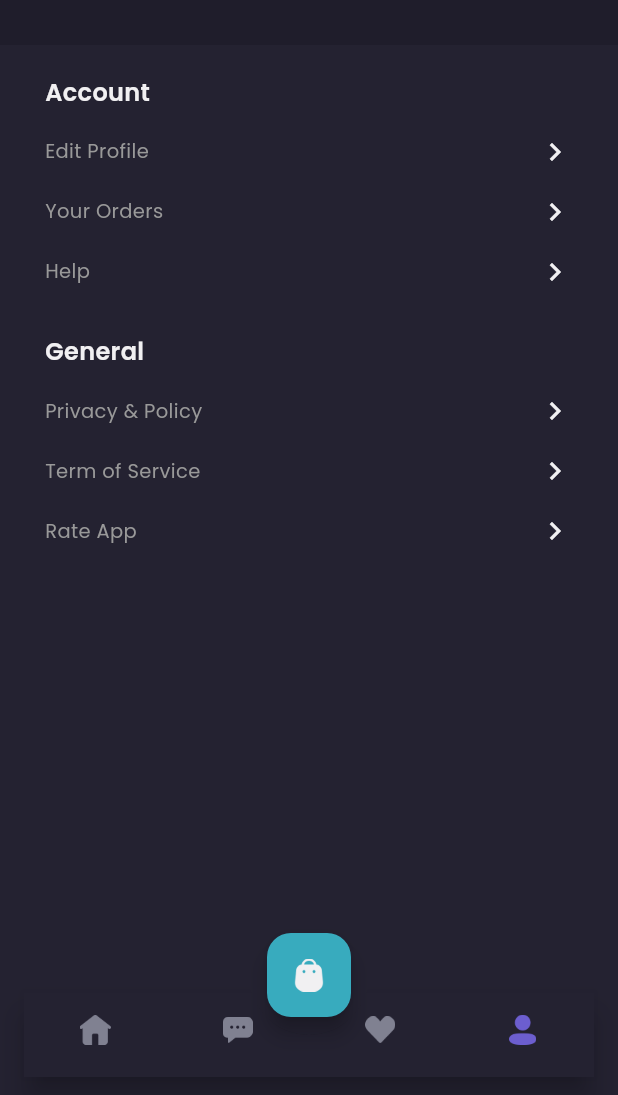
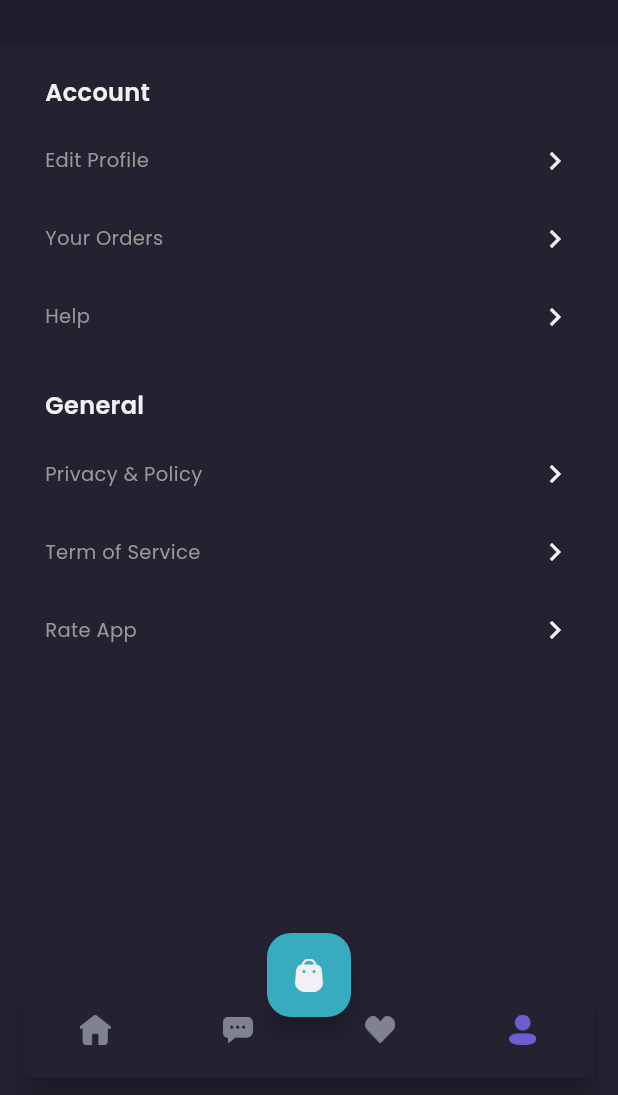
Before and after one commit to AryaYubi/belajarflutter, a Flutter app: the MainPage screen opened by its route, item 4 of the bottom bar chosen, on a phone screen of 412 x 824 dp, the part 141-1236 px from its top. Run offline on Flutter 3.47's test engine with Material 3 defaults, Android fonts, the phone set to English and light mode, and no system bars; our stand-ins replace google_fonts, supabase_flutter; accounts and stored records are empty; network calls fail.

Commit message:
December 17

```diff
--- a/lib/pages/home/profile_page.dart
+++ b/lib/pages/home/profile_page.dart
@@ -2,7 +2,7 @@ import 'package:flutter/material.dart';
 import 'package:shamo/theme.dart';
 import 'package:shamo/services/profile_service.dart';
 import 'package:supabase_flutter/supabase_flutter.dart';
-import 'orders_page.dart'; // Import the new page
+import 'orders_page.dart';
 
 class ProfilePage extends StatefulWidget {
   const ProfilePage({super.key});
@@ -44,7 +44,7 @@ class _ProfilePageState extends State<ProfilePage> {
   Future<void> handleLogout() async {
     await supabase.auth.signOut();
     if (!mounted) return;
-    Navigator.pushNamedAndRemoveUntil(context, '/sign-in', (route) => false);
+    Navigator.pushNamedAndRemoveUntil(context, '/sign-in', (_) => false);
   }
 
   void navigateToEditProfile() async {
@@ -63,17 +63,28 @@ class _ProfilePageState extends State<ProfilePage> {
     }
   }
 
+  // ======================================================
+  // MENU ITEM (FIXED: HOVER + CURSOR WEB)
+  // ======================================================
   Widget menuItem(String text, {VoidCallback? onTap}) {
-    return GestureDetector(
+    return MouseRegion(
+      cursor: SystemMouseCursors.click,
+      child: InkWell(
         onTap: onTap,
+        borderRadius: BorderRadius.circular(8),
         child: Container(
           margin: const EdgeInsets.only(top: 16),
+          padding: const EdgeInsets.symmetric(vertical: 6),
           child: Row(
             mainAxisAlignment: MainAxisAlignment.spaceBetween,
             children: [
-            Text(text, style: secondaryTextStyle.copyWith(fontSize: 13)),
+              Text(
+                text,
+                style: secondaryTextStyle.copyWith(fontSize: 13),
+              ),
               Icon(Icons.chevron_right, color: primaryTextColor),
             ],
+          ),
         ),
       ),
     );
@@ -98,7 +109,12 @@ class _ProfilePageState extends State<ProfilePage> {
                 children: [
                   ClipOval(
                     child: avatarUrl == null
-                        ? Image.asset('assets/image_profile.png', width: 64)
+                        ? Image.asset(
+                            'assets/image_profile.png',
+                            width: 64,
+                            height: 64,
+                            fit: BoxFit.cover,
+                          )
                         : Image.network(
                             avatarUrl,
                             width: 64,
@@ -131,9 +147,13 @@ class _ProfilePageState extends State<ProfilePage> {
                     onPressed: _refreshProfile,
                     icon: const Icon(Icons.refresh, color: Color(0xff504F5E)),
                   ),
-                  GestureDetector(
+                  MouseRegion(
+                    cursor: SystemMouseCursors.click,
+                    child: GestureDetector(
                       onTap: handleLogout,
-                    child: Image.asset('assets/button_exit.png', width: 20),
+                      child:
+                          Image.asset('assets/button_exit.png', width: 20),
+                    ),
                   ),
                 ],
               ),
@@ -149,9 +169,11 @@ class _ProfilePageState extends State<ProfilePage> {
               crossAxisAlignment: CrossAxisAlignment.start,
               children: [
                 const SizedBox(height: 20),
-                Text('Account',
+                Text(
+                  'Account',
                   style: primaryTextStyle.copyWith(
-                        fontSize: 16, fontWeight: semiBold)),
+                      fontSize: 16, fontWeight: semiBold),
+                ),
                 menuItem('Edit Profile', onTap: navigateToEditProfile),
                 menuItem('Your Orders', onTap: () {
                   Navigator.push(
@@ -161,9 +183,11 @@ class _ProfilePageState extends State<ProfilePage> {
                 }),
                 menuItem('Help'),
                 const SizedBox(height: 30),
-                Text('General',
+                Text(
+                  'General',
                   style: primaryTextStyle.copyWith(
-                        fontSize: 16, fontWeight: semiBold)),
+                      fontSize: 16, fontWeight: semiBold),
+                ),
                 menuItem('Privacy & Policy'),
                 menuItem('Term of Service'),
                 menuItem('Rate App'),
```
Lines whose indentation alone changed are shown as unchanged.
